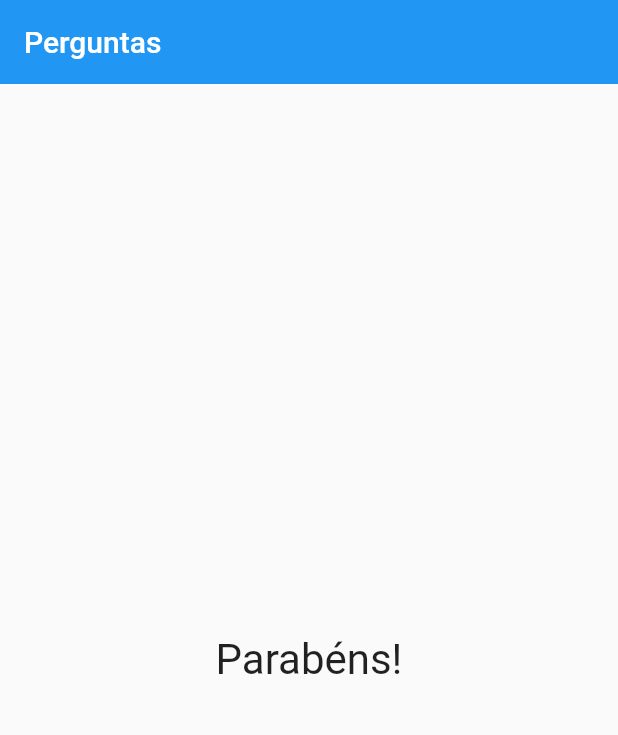
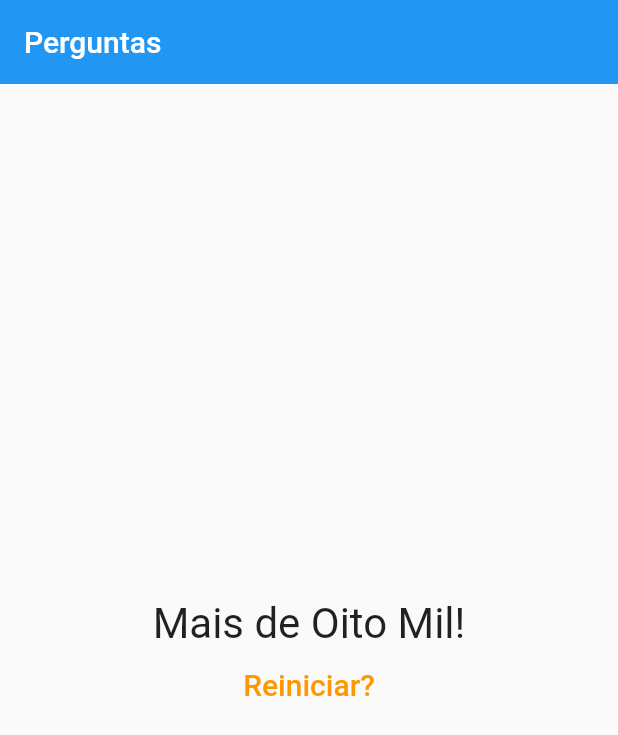
Before and after one commit to CaioDamascenoAlves/ProjetoQuiz, a Flutter app: the screen it shows after launch, after a tap on "Preto", after a tap on "Lemore", after a tap on "Rafael", on a phone screen of 412 x 824 dp. Shown: the top 735 px of the screen. Run offline on Flutter 3.47's test engine with Material 2 defaults, Android fonts, the phone set to English and light mode, and no system bars.

Commit message:
Reset add

```diff
--- a/lib/main.dart
+++ b/lib/main.dart
@@ -8,43 +8,51 @@ main() => runApp(PerguntaApp());
 
 class _PerguntaAppState extends State<PerguntaApp> {
   var _perguntaSelecionada = 0;
-
+  var _pontuacaoTotal = 0;
   final _perguntas = const [
     {
       'texto': 'Qual é sua cor favorita?',
       'respostas': [
-        {'texto': 'Preto', 'nota': 10},
-        {'texto': 'Vermelho', 'nota': 5},
-        {'texto': 'Verde', 'nota': 3},
-        {'texto': 'Branco', 'nota': 1},
+        {'texto': 'Preto', 'pontuacao': 10},
+        {'texto': 'Vermelho', 'pontuacao': 5},
+        {'texto': 'Verde', 'pontuacao': 3},
+        {'texto': 'Branco', 'pontuacao': 1},
       ],
     },
     {
       'texto': 'Qual é a seu animal favorito?',
       'respostas': [
-        {'texto': 'Coala', 'nota': 10},
-        {'texto': 'Lemore', 'nota': 9},
-        {'texto': 'Elefante', 'nota': 6},
-        {'texto': 'Raposa', 'nota': 1},
+        {'texto': 'Coala', 'pontuacao': 10},
+        {'texto': 'Lemore', 'pontuacao': 9},
+        {'texto': 'Elefante', 'pontuacao': 6},
+        {'texto': 'Raposa', 'pontuacao': 1},
       ],
     },
     {
       'texto': 'Qual seu instrutor favorito?',
       'respostas': [
-        {'texto': 'Leticia', 'nota': 10},
-        {'texto': 'Caio', 'nota': 9},
-        {'texto': 'Rafael', 'nota': 5},
-        {'texto': 'Gabriel', 'nota': 6},
+        {'texto': 'Leticia', 'pontuacao': 10},
+        {'texto': 'Caio', 'pontuacao': 9},
+        {'texto': 'Rafael', 'pontuacao': 5},
+        {'texto': 'Gabriel', 'pontuacao': 6},
       ]
     }
   ];
 
-  void _responder() {
+  void _responder(int pontuacao) {
     if (haveQuestionSelected) {
       setState(() {
         _perguntaSelecionada++;
+        _pontuacaoTotal += pontuacao;
       });
     }
+  }
+
+  void _reniciarQuestionario() {
+    setState(() {
+      _perguntaSelecionada = 0;
+      _pontuacaoTotal = 0;
+    });
   }
 
   bool get haveQuestionSelected {
@@ -65,7 +73,7 @@ class _PerguntaAppState extends State<PerguntaApp> {
                 perguntaSelecionada: _perguntaSelecionada,
                 quantoResponder: _responder,
               )
-            : Resultado(),
+            : Resultado(_pontuacaoTotal, _reniciarQuestionario),
       ),
     );
   }
--- a/lib/questionario.dart
+++ b/lib/questionario.dart
@@ -5,7 +5,7 @@ import './resposta.dart';
 class Questionario extends StatelessWidget {
   final List<Map<String, Object>> perguntas;
   final int perguntaSelecionada;
-  final void Function() quantoResponder;
+  final void Function(int) quantoResponder;
 
   Questionario({
     required this.perguntas,
@@ -25,9 +25,10 @@ class Questionario extends StatelessWidget {
     return Column(
       children: <Widget>[
         Questao(perguntas[perguntaSelecionada]['texto'].toString()),
-        ...respostas
-            .map((resp) => Resposta(resp['texto'].toString(), quantoResponder))
-            .toList(),
+        ...respostas.map((resp) {
+          return Resposta(resp['texto'].toString(),
+              () => quantoResponder(int.parse(resp['pontuacao'].toString())));
+        }).toList(),
       ],
     );
   }
--- a/lib/resultado.dart
+++ b/lib/resultado.dart
@@ -1,13 +1,45 @@
+// ignore_for_file: deprecated_member_use
+
 import 'package:flutter/material.dart';
 
 class Resultado extends StatelessWidget {
+  final int pontuacao;
+  final void Function() quandoReniciarQuestionario;
+
+  Resultado(this.pontuacao, this.quandoReniciarQuestionario);
+
+  String get fraseResultado {
+    if (pontuacao < 8) {
+      return "Parabéns!";
+    } else if (pontuacao < 12) {
+      return "Você é bom!";
+    } else if (pontuacao < 16) {
+      return "Impressionante!";
+    } else {
+      return "Mais de Oito Mil!";
+    }
+  }
+
   @override
   Widget build(BuildContext context) {
-    return Center(
-      child: Text(
-        'Parabéns!',
-        style: TextStyle(fontSize: 28),
-      ),
+    return Column(
+      mainAxisAlignment: MainAxisAlignment.center,
+      children: [
+        Center(
+          child: Text(
+            fraseResultado,
+            style: TextStyle(fontSize: 28),
+          ),
+        ),
+        FlatButton(
+          onPressed: quandoReniciarQuestionario,
+          child: Text(
+            'Reiniciar?',
+            style: TextStyle(fontSize: 20),
+          ),
+          textColor: Colors.orange,
+        ),
+      ],
     );
   }
 }
```
